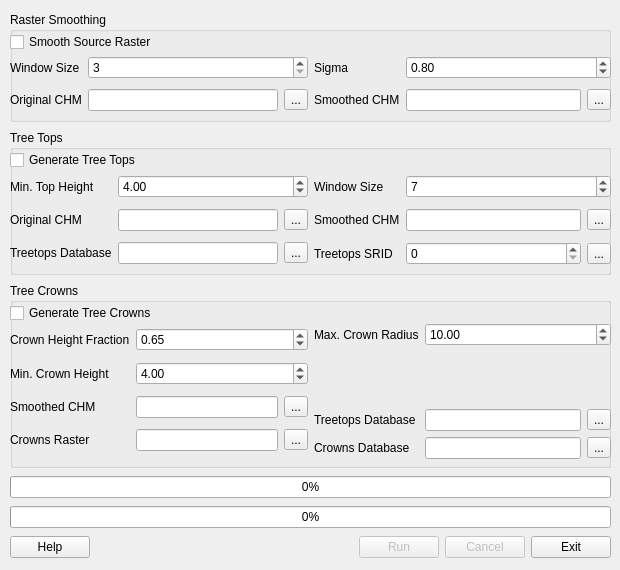
Old version of the form src/apps/treetops.ui in the repository rskelly/treetops.
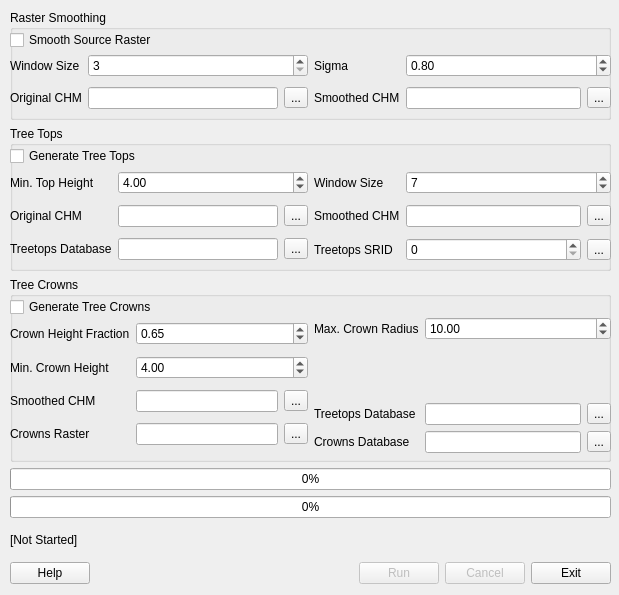
New version of the form.

Diff of the .ui file:
```diff
--- a/src/apps/treetops.ui
+++ b/src/apps/treetops.ui
@@ -6,8 +6,8 @@
    <rect>
     <x>0</x>
     <y>0</y>
-    <width>620</width>
-    <height>570</height>
+    <width>619</width>
+    <height>595</height>
    </rect>
   </property>
   <property name="windowTitle">
@@ -19,7 +19,7 @@
      <x>10</x>
      <y>10</y>
      <width>601</width>
-     <height>551</height>
+     <height>574</height>
     </rect>
    </property>
    <layout class="QVBoxLayout" name="verticalLayout">
@@ -499,6 +499,13 @@
       </property>
      </widget>
     </item>
+    <item>
+     <widget class="QLabel" name="lblStatus">
+      <property name="text">
+       <string>[Not Started]</string>
+      </property>
+     </widget>
+    </item>
     <item>
      <layout class="QHBoxLayout" name="horizontalLayout_3">
       <item>
```
